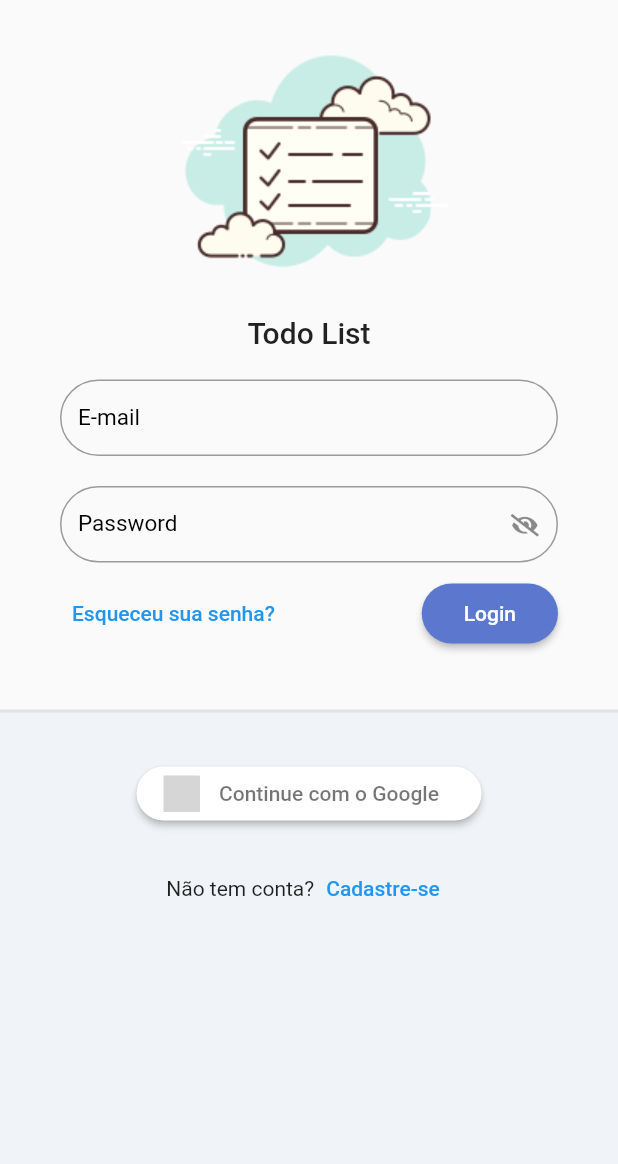
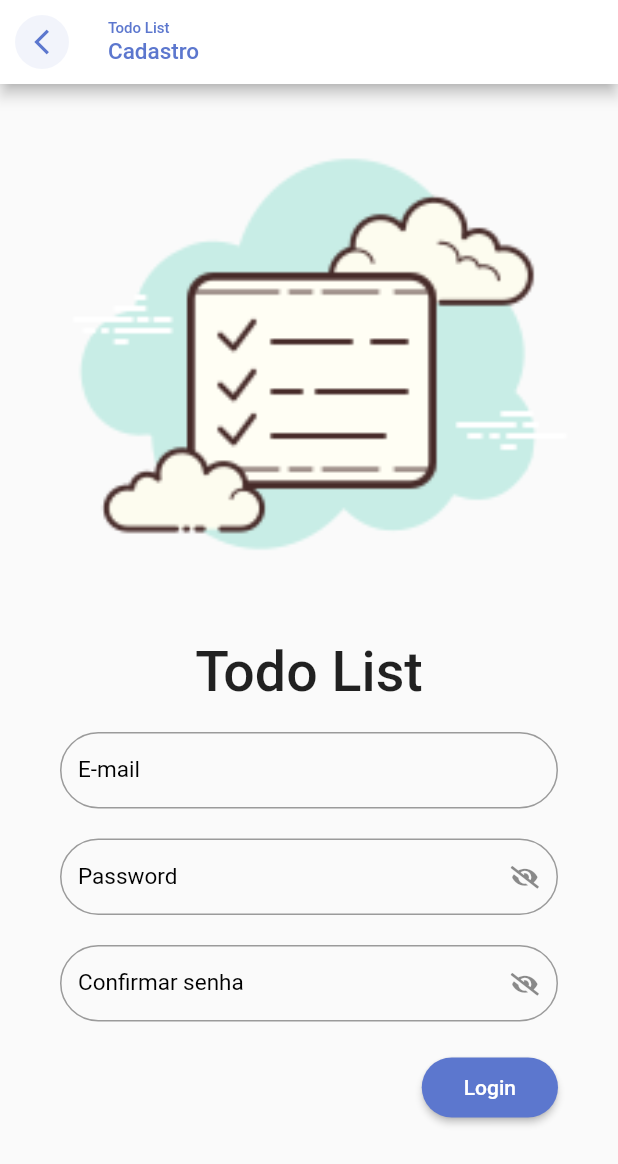
Before and after one commit to DouglasCeron/todo_list_provider, a Flutter app: the screen it shows after launch, after a tap on "Cadastre-se", on a phone screen of 412 x 824 dp. Shown: the top 1164 px of the screen. Run offline on Flutter 3.47's test engine with Material 2 defaults, Android fonts, the phone set to English and light mode, and no system bars; our stand-ins replace flutter_signin_button, google_fonts, sqflite, sqflite_common, synchronized; accounts and stored records are empty; Roboto replaces fonts that are missing (Mandali); grey boxes are pictures that could not be loaded.

Commit message:
add register screen

```diff
--- a/lib/app/app_widget.dart
+++ b/lib/app/app_widget.dart
@@ -31,6 +31,7 @@ class _AppWidgetState extends State<AppWidget> {
   @override
   Widget build(BuildContext context) {
     return MaterialApp(
+      debugShowCheckedModeBanner: false,
       initialRoute: '/login',
       theme: TodoListUiConfig.theme,
       routes: {
--- a/lib/app/modules/auth/auth_module.dart
+++ b/lib/app/modules/auth/auth_module.dart
@@ -2,6 +2,8 @@ import 'package:provider/provider.dart';
 import 'package:todo_list_provider/app/core/modules/todo_list_module.dart';
 import 'package:todo_list_provider/app/modules/auth/login/login_controller.dart';
 import 'package:todo_list_provider/app/modules/auth/login/login_page.dart';
+import 'package:todo_list_provider/app/modules/auth/register/register_controller.dart';
+import 'package:todo_list_provider/app/modules/auth/register/register_page.dart';
 
 class AuthModule extends TodoListModel {
   AuthModule()
@@ -10,9 +12,13 @@ class AuthModule extends TodoListModel {
             ChangeNotifierProvider(
               create: (_) => LoginController(),
             ),
+            ChangeNotifierProvider(
+              create: (_) => RegisterController(),
+            ),
           ],
           routers: {
             '/login': (context) => LoginPage(),
+            '/register': (context) => RegisterPage(),
           },
         );
 }
--- a/lib/app/modules/auth/login/login_page.dart
+++ b/lib/app/modules/auth/login/login_page.dart
@@ -96,7 +96,10 @@ class LoginPage extends StatelessWidget {
                               children: [
                                 const Text('Não tem conta?'),
                                 TextButton(
-                                  onPressed: () {},
+                                  onPressed: () {
+                                    Navigator.of(context)
+                                        .pushNamed('/register');
+                                  },
                                   child: const Text('Cadastre-se'),
                                 ),
                               ],
--- /dev/null
+++ b/lib/app/modules/auth/register/register_controller.dart
@@ -0,0 +1,3 @@
+import 'package:flutter/cupertino.dart';
+
+class RegisterController extends ChangeNotifier {}
--- /dev/null
+++ b/lib/app/modules/auth/register/register_page.dart
@@ -0,0 +1,93 @@
+import 'package:flutter/material.dart';
+import 'package:todo_list_provider/app/core/ui/theme_extensions.dart';
+import 'package:todo_list_provider/app/core/widget/todo_list_field.dart';
+import 'package:todo_list_provider/app/core/widget/todo_list_logo.dart';
+
+class RegisterPage extends StatelessWidget {
+  const RegisterPage({Key? key}) : super(key: key);
+
+  @override
+  Widget build(BuildContext context) {
+    return Scaffold(
+      appBar: AppBar(
+        backgroundColor: Colors.white,
+        leading: IconButton(
+          onPressed: () => Navigator.pop(context),
+          icon: ClipOval(
+            child: Container(
+              color: context.primaryColor.withAlpha(20),
+              padding: const EdgeInsets.all(8),
+              child: Icon(
+                Icons.arrow_back_ios_outlined,
+                size: 20,
+                color: context.primaryColor,
+              ),
+            ),
+          ),
+        ),
+        title: Column(
+          crossAxisAlignment: CrossAxisAlignment.start,
+          children: [
+            Text(
+              'Todo List',
+              style: TextStyle(fontSize: 10, color: context.primaryColor),
+            ),
+            Text(
+              'Cadastro',
+              style: TextStyle(fontSize: 15, color: context.primaryColor),
+            ),
+          ],
+        ),
+      ),
+      body: ListView(
+        children: [
+          SizedBox(
+            height: MediaQuery.of(context).size.width,
+            child: const FittedBox(
+              child: TodoListLogo(),
+              fit: BoxFit.fitHeight,
+            ),
+          ),
+          Padding(
+            padding: const EdgeInsets.symmetric(horizontal: 40, vertical: 20),
+            child: Form(
+              child: Column(
+                children: [
+                  TodoListField(label: 'E-mail'),
+                  const SizedBox(height: 20),
+                  TodoListField(
+                    label: 'Password',
+                    obscureText: true,
+                    showEyeIcon: true,
+                  ),
+                  const SizedBox(height: 20),
+                  TodoListField(
+                    label: 'Confirmar senha',
+                    obscureText: true,
+                    showEyeIcon: true,
+                  ),
+                  const SizedBox(height: 20),
+                  Align(
+                    alignment: Alignment.bottomRight,
+                    child: ElevatedButton(
+                      onPressed: () {},
+                      child: Padding(
+                        padding: EdgeInsets.all(12.0),
+                        child: Text('Login'),
+                      ),
+                      style: ElevatedButton.styleFrom(
+                        shape: RoundedRectangleBorder(
+                          borderRadius: BorderRadius.circular(20),
+                        ),
+                      ),
+                    ),
+                  ),
+                ],
+              ),
+            ),
+          ),
+        ],
+      ),
+    );
+  }
+}
```
